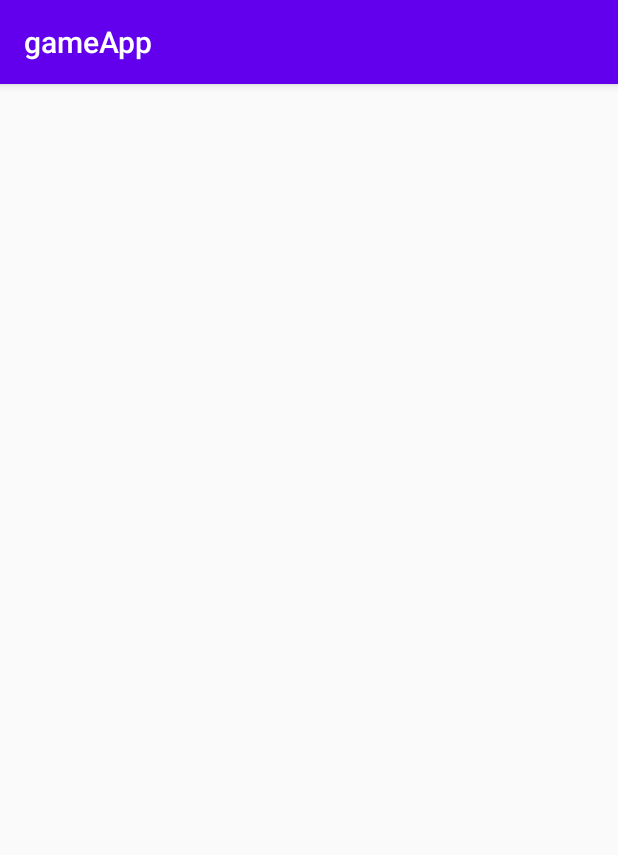
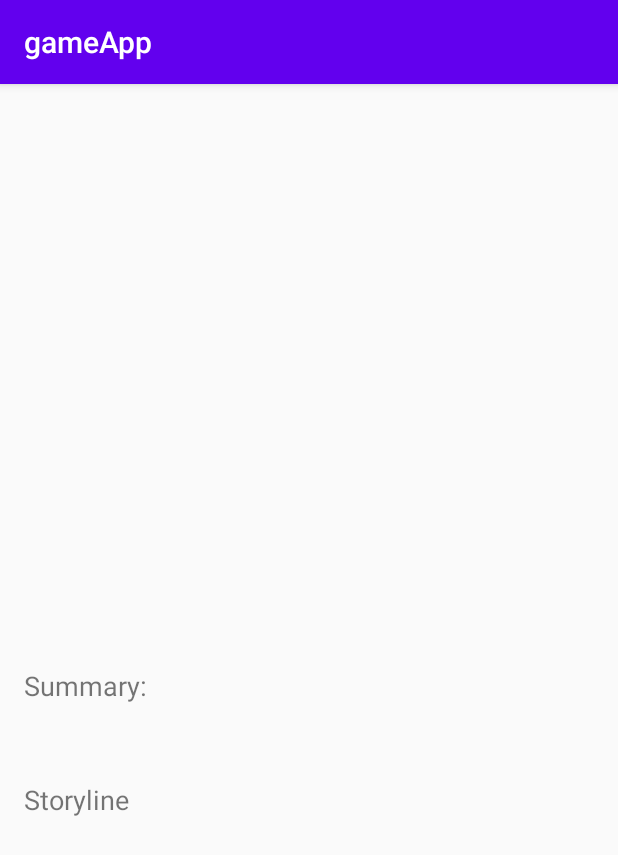
Before and after one commit to njrafi/Arkantos, an Android app: the fragment GameDetailsFragment shown on its own in the app's theme, on a phone screen of 412 x 824 dp. Shown: the top 855 px of the screen. Run offline under Robolectric (Android 15) with nearby library versions, the phone set to English and light mode, and no system bars; our stand-ins replace data binding; pictures from the network do not load; 2 statements that could not run were skipped.

Commit message:
Game Detail view skeleton ready

```diff
--- a/app/src/main/java/com/example/gameapp/domain/Game.kt
+++ b/app/src/main/java/com/example/gameapp/domain/Game.kt
@@ -5,5 +5,6 @@ data class Game(
     val name: String?,
     val summary: String?,
     val thumbnailUrl: String?,
-    val coverImageUrl: String?
+    val coverImageUrl: String?,
+    val storyline: String?
 )
--- a/app/src/main/java/com/example/gameapp/network/GameApiService.kt
+++ b/app/src/main/java/com/example/gameapp/network/GameApiService.kt
@@ -23,10 +23,10 @@ private val retrofit = Retrofit.Builder()
     .baseUrl(BASE_URL)
     .build()
 
-const val fields: String = "name, summary, cover.image_id"
+const val fields: String = "name, summary, cover.image_id, storyline"
 const val limit: Int = 50
 const val offset: Int = 0
-const val whereConditions: String = "cover.image_id != null"
+const val whereConditions: String = "cover.image_id != null & storyline != null"
 
 interface GameApiService {
     @Headers(
--- a/app/src/main/java/com/example/gameapp/network/GameNetworkModel.kt
+++ b/app/src/main/java/com/example/gameapp/network/GameNetworkModel.kt
@@ -7,6 +7,7 @@ data class GameNetworkModel(val id: Long?,
                             val name: String?,
                             val summary: String?,
                             val cover: GameCover?,
+                            val storyline: String?
                             )
 
 data class GameCover(val image_id: String)
@@ -20,7 +21,8 @@ fun List<GameNetworkModel>.asDomainModel(): List<Game> {
             thumbnailUrl = "https://images.igdb.com/igdb/image/upload/t_cover_big/"
                     + it.cover?.image_id + ".jpg",
             coverImageUrl = "https://images.igdb.com/igdb/image/upload/t_1080p/"
-                    + it.cover?.image_id + ".jpg"
+                    + it.cover?.image_id + ".jpg",
+            storyline = it.storyline
         )
     }
 }
--- a/app/src/main/java/com/example/gameapp/ui/gameDetails/GameDetailsFragment.kt
+++ b/app/src/main/java/com/example/gameapp/ui/gameDetails/GameDetailsFragment.kt
@@ -1,22 +1,37 @@
 package com.example.gameapp.ui.gameDetails
 
 import android.os.Bundle
+import android.util.Log
 import androidx.fragment.app.Fragment
 import android.view.LayoutInflater
 import android.view.View
 import android.view.ViewGroup
 import androidx.databinding.DataBindingUtil
+import androidx.lifecycle.ViewModelProvider
 import com.example.gameapp.R
 import com.example.gameapp.databinding.FragmentGameDetailsBinding
+import com.example.gameapp.ui.genreGrid.GameGridViewModel
 
 class GameDetailsFragment : Fragment() {
+    private val gameDetailsViewModel: GameDetailsViewModel by lazy {
+        ViewModelProvider(this).get(GameDetailsViewModel::class.java)
+    }
+
     override fun onCreateView(
         inflater: LayoutInflater, container: ViewGroup?,
         savedInstanceState: Bundle?
     ): View? {
         // Inflate the layout for this fragment
-        val binding = DataBindingUtil.inflate<FragmentGameDetailsBinding>(inflater,
-            R.layout.fragment_game_details,container,false)
+        val binding = DataBindingUtil.inflate<FragmentGameDetailsBinding>(
+            inflater,
+            R.layout.fragment_game_details, container, false
+        )
+        val args = arguments?.let { GameDetailsFragmentArgs.fromBundle(it) }
+        binding.viewModel = gameDetailsViewModel
+        binding.lifecycleOwner = this
+        args?.id?.let {
+            gameDetailsViewModel.getSpecificGame(it)
+        }
         return binding.root
     }
 }
--- a/app/src/main/java/com/example/gameapp/ui/gameDetails/GameDetailsViewModel.kt
+++ b/app/src/main/java/com/example/gameapp/ui/gameDetails/GameDetailsViewModel.kt
@@ -1,5 +1,6 @@
 package com.example.gameapp.ui.gameDetails
 
+import androidx.lifecycle.Transformations
 import androidx.lifecycle.ViewModel
 import com.example.gameapp.repository.GameRepository
 import kotlinx.coroutines.CoroutineScope
@@ -15,7 +16,14 @@ class GameDetailsViewModel : ViewModel() {
     val apiStatus = gameRepository.apiStatus
     val game = gameRepository.singleGame
 
-    fun getSpecificGame(id: String) {
+    val summaryShouldBeShown = Transformations.map(game) {
+        it?.summary != null
+    }
+    val storylineShouldBeShown = Transformations.map(game) {
+        it?.storyline != null
+    }
+
+    fun getSpecificGame(id: Long) {
         viewModelScope.launch {
             gameRepository.getGameById(id)
         }
--- a/app/src/main/res/layout/fragment_game_details.xml
+++ b/app/src/main/res/layout/fragment_game_details.xml
@@ -4,10 +4,15 @@
     xmlns:tools="http://schemas.android.com/tools">
 
     <data>
+
         <variable
             name="viewModel"
             type="com.example.gameapp.ui.gameDetails.GameDetailsViewModel" />
     </data>
+
+    <androidx.core.widget.NestedScrollView
+        android:layout_width="match_parent"
+        android:layout_height="match_parent">
 
         <androidx.constraintlayout.widget.ConstraintLayout
             android:layout_width="match_parent"
@@ -16,12 +21,14 @@
 
             <ImageView
                 android:id="@+id/coverImage"
-            android:layout_width="wrap_content"
-            android:layout_height="wrap_content"
+                android:layout_width="200dp"
+                android:layout_height="300dp"
+                android:layout_marginTop="16dp"
+                android:scaleType="centerCrop"
+                app:imageUrl="@{viewModel.game.coverImageUrl}"
                 app:layout_constraintEnd_toEndOf="parent"
                 app:layout_constraintStart_toStartOf="parent"
                 app:layout_constraintTop_toTopOf="parent"
-            app:imageUrl="@{viewModel.game.coverImageUrl}"
                 tools:srcCompat="@tools:sample/avatars" />
 
             <TextView
@@ -29,8 +36,11 @@
                 android:layout_width="0dp"
                 android:layout_height="wrap_content"
                 android:layout_marginTop="16dp"
+                android:fontFamily="sans-serif"
+                android:text="@{viewModel.game.name}"
                 android:textAlignment="center"
-            android:text="@{viewModel.game.name}"
+                android:textSize="24sp"
+                android:textStyle="bold"
                 app:layout_constraintEnd_toEndOf="@+id/coverImage"
                 app:layout_constraintStart_toStartOf="@+id/coverImage"
                 app:layout_constraintTop_toBottomOf="@id/coverImage"
@@ -41,25 +51,49 @@
                 android:layout_width="0dp"
                 android:layout_height="wrap_content"
                 android:layout_marginStart="16dp"
-            android:layout_marginTop="32dp"
+                android:layout_marginTop="8dp"
                 android:layout_marginEnd="16dp"
                 android:text="@{viewModel.game.summary}"
                 app:layout_constraintEnd_toEndOf="parent"
                 app:layout_constraintStart_toStartOf="parent"
-            app:layout_constraintTop_toBottomOf="@+id/nameTextView"
+                app:layout_constraintTop_toBottomOf="@+id/textView"
                 tools:text="Game Summary" />
 
             <TextView
                 android:id="@+id/storyline"
                 android:layout_width="0dp"
                 android:layout_height="wrap_content"
-            android:layout_marginTop="8dp"
                 android:layout_marginBottom="16dp"
+                android:text="@{viewModel.game.storyline}"
                 app:layout_constraintBottom_toBottomOf="parent"
                 app:layout_constraintEnd_toEndOf="@+id/summary"
                 app:layout_constraintStart_toStartOf="@+id/summary"
-            app:layout_constraintTop_toBottomOf="@+id/summary"
-            tools:text="storyline" />
+                tools:text="Game Storyline" />
+
+            <TextView
+                android:id="@+id/textView"
+                android:layout_width="wrap_content"
+                android:layout_height="wrap_content"
+                android:layout_marginTop="24dp"
+                android:text="@string/summary"
+                android:textSize="18sp"
+                app:goneUnless="@{viewModel.summaryShouldBeShown}"
+                app:layout_constraintStart_toStartOf="@+id/summary"
+                app:layout_constraintTop_toBottomOf="@+id/nameTextView" />
+
+            <TextView
+                android:id="@+id/textView2"
+                android:layout_width="wrap_content"
+                android:layout_height="wrap_content"
+                android:layout_marginTop="24dp"
+                android:layout_marginBottom="8dp"
+                android:text="@string/storyline"
+                android:textSize="18sp"
+                app:goneUnless="@{viewModel.storylineShouldBeShown}"
+                app:layout_constraintBottom_toTopOf="@+id/storyline"
+                app:layout_constraintStart_toStartOf="@+id/summary"
+                app:layout_constraintTop_toBottomOf="@+id/summary" />
 
         </androidx.constraintlayout.widget.ConstraintLayout>
+    </androidx.core.widget.NestedScrollView>
 </layout>
--- a/app/src/main/res/layout/grid_item.xml
+++ b/app/src/main/res/layout/grid_item.xml
@@ -7,11 +7,15 @@
         <variable
             name="game"
             type="com.example.gameapp.domain.Game" />
+        <variable
+            name="clickListener"
+            type="com.example.gameapp.ui.genreGrid.GameClickListener" />
     </data>
 
     <androidx.constraintlayout.widget.ConstraintLayout
         android:layout_width="match_parent"
-        android:layout_height="wrap_content">
+        android:layout_height="wrap_content"
+        android:onClick="@{() -> clickListener.onClick(game.id)}">
 
         <ImageView
             android:id="@+id/gameCoverImageView"
--- a/app/src/main/res/values/strings.xml
+++ b/app/src/main/res/values/strings.xml
@@ -4,4 +4,6 @@
     <string name="hello_blank_fragment">Hello blank fragment</string>
     <string name="gameCoverArt">GameCoverArt</string>
     <string name="api_status">Api Status</string>
+    <string name="summary">Summary:</string>
+    <string name="storyline">Storyline</string>
 </resources>
```
Also changed, not shown: app/src/main/java/com/example/gameapp/BindingUtils.kt (+8 -2 lines), app/src/main/java/com/example/gameapp/repository/GameRepository.kt (+4 -4 lines), app/src/main/java/com/example/gameapp/ui/genreGrid/GameGridAdapter.kt (+7 -3 lines), app/src/main/java/com/example/gameapp/ui/genreGrid/GenreGridViewFragment.kt (+11 -4 lines), app/src/main/res/navigation/main_navigation.xml (+13 -1 lines). Lines whose indentation alone changed are shown as unchanged.
